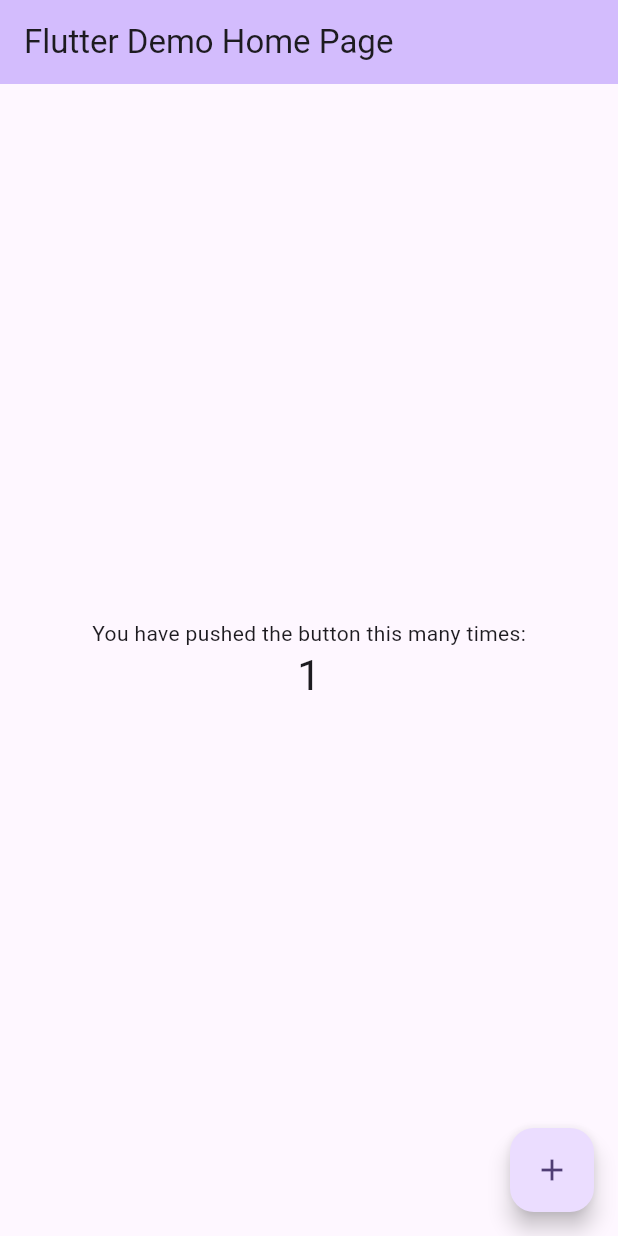
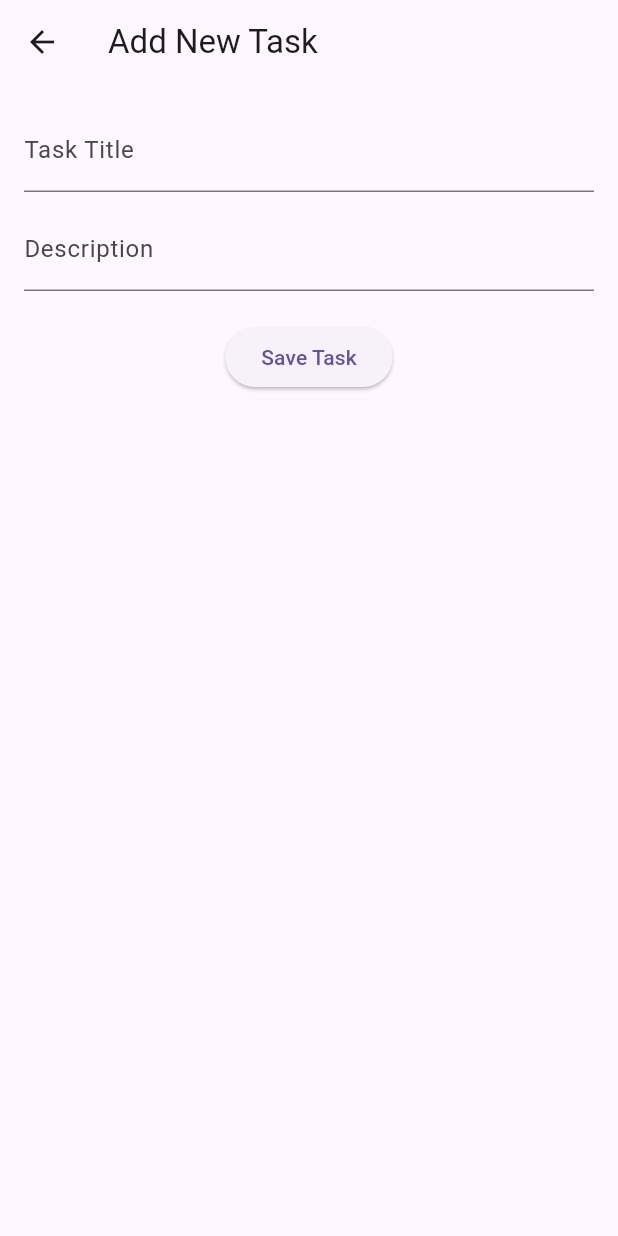
Before and after one commit to jzuber29/provider_1, a Flutter app: the screen it shows after launch, after a tap on the "add" icon, on a phone screen of 412 x 824 dp. Run offline on Flutter 3.47's test engine with Material 3 defaults, Android fonts, the phone set to English and light mode, and no system bars; our stand-ins replace tuple.

Commit message:
Provider_1

```diff
--- a/lib/main.dart
+++ b/lib/main.dart
@@ -1,122 +1,29 @@
 import 'package:flutter/material.dart';
+import 'package:provider/provider.dart';
+import 'providers/task_provider.dart';
+import 'screens/home_screen.dart';
 
 void main() {
-  runApp(const MyApp());
+  runApp(
+    MultiProvider(
+      providers: [
+        ChangeNotifierProvider(create: (_) => TaskProvider()),
+      ],
+      child: const TaskInsightsApp(),
+    ),
+  );
 }
 
-class MyApp extends StatelessWidget {
-  const MyApp({super.key});
+class TaskInsightsApp extends StatelessWidget {
+  const TaskInsightsApp({super.key});
 
-  // This widget is the root of your application.
   @override
   Widget build(BuildContext context) {
     return MaterialApp(
-      title: 'Flutter Demo',
-      theme: ThemeData(
-        // This is the theme of your application.
-        //
-        // TRY THIS: Try running your application with "flutter run". You'll see
-        // the application has a purple toolbar. Then, without quitting the app,
-        // try changing the seedColor in the colorScheme below to Colors.green
-        // and then invoke "hot reload" (save your changes or press the "hot
-        // reload" button in a Flutter-supported IDE, or press "r" if you used
-        // the command line to start the app).
-        //
-        // Notice that the counter didn't reset back to zero; the application
-        // state is not lost during the reload. To reset the state, use hot
-        // restart instead.
-        //
-        // This works for code too, not just values: Most code changes can be
-        // tested with just a hot reload.
-        colorScheme: ColorScheme.fromSeed(seedColor: Colors.deepPurple),
-      ),
-      home: const MyHomePage(title: 'Flutter Demo Home Page'),
+      debugShowCheckedModeBanner: false,
+      title: "Task Insights App",
+      theme: ThemeData(primarySwatch: Colors.indigo),
+      home: const HomeScreen(),
     );
   }
 }
-
-class MyHomePage extends StatefulWidget {
-  const MyHomePage({super.key, required this.title});
-
-  // This widget is the home page of your application. It is stateful, meaning
-  // that it has a State object (defined below) that contains fields that affect
-  // how it looks.
-
-  // This class is the configuration for the state. It holds the values (in this
-  // case the title) provided by the parent (in this case the App widget) and
-  // used by the build method of the State. Fields in a Widget subclass are
-  // always marked "final".
-
-  final String title;
-
-  @override
-  State<MyHomePage> createState() => _MyHomePageState();
-}
-
-class _MyHomePageState extends State<MyHomePage> {
-  int _counter = 0;
-
-  void _incrementCounter() {
-    setState(() {
-      // This call to setState tells the Flutter framework that something has
-      // changed in this State, which causes it to rerun the build method below
-      // so that the display can reflect the updated values. If we changed
-      // _counter without calling setState(), then the build method would not be
-      // called again, and so nothing would appear to happen.
-      _counter++;
-    });
-  }
-
-  @override
-  Widget build(BuildContext context) {
-    // This method is rerun every time setState is called, for instance as done
-    // by the _incrementCounter method above.
-    //
-    // The Flutter framework has been optimized to make rerunning build methods
-    // fast, so that you can just rebuild anything that needs updating rather
-    // than having to individually change instances of widgets.
-    return Scaffold(
-      appBar: AppBar(
-        // TRY THIS: Try changing the color here to a specific color (to
-        // Colors.amber, perhaps?) and trigger a hot reload to see the AppBar
-        // change color while the other colors stay the same.
-        backgroundColor: Theme.of(context).colorScheme.inversePrimary,
-        // Here we take the value from the MyHomePage object that was created by
-        // the App.build method, and use it to set our appbar title.
-        title: Text(widget.title),
-      ),
-      body: Center(
-        // Center is a layout widget. It takes a single child and positions it
-        // in the middle of the parent.
-        child: Column(
-          // Column is also a layout widget. It takes a list of children and
-          // arranges them vertically. By default, it sizes itself to fit its
-          // children horizontally, and tries to be as tall as its parent.
-          //
-          // Column has various properties to control how it sizes itself and
-          // how it positions its children. Here we use mainAxisAlignment to
-          // center the children vertically; the main axis here is the vertical
-          // axis because Columns are vertical (the cross axis would be
-          // horizontal).
-          //
-          // TRY THIS: Invoke "debug painting" (choose the "Toggle Debug Paint"
-          // action in the IDE, or press "p" in the console), to see the
-          // wireframe for each widget.
-          mainAxisAlignment: MainAxisAlignment.center,
-          children: <Widget>[
-            const Text('You have pushed the button this many times:'),
-            Text(
-              '$_counter',
-              style: Theme.of(context).textTheme.headlineMedium,
-            ),
-          ],
-        ),
-      ),
-      floatingActionButton: FloatingActionButton(
-        onPressed: _incrementCounter,
-        tooltip: 'Increment',
-        child: const Icon(Icons.add),
-      ), // This trailing comma makes auto-formatting nicer for build methods.
-    );
-  }
-}
--- /dev/null
+++ b/lib/models/task_model.dart
@@ -0,0 +1,19 @@
+class TaskModel {
+  final String title;
+  final String description;
+  final bool isDone;
+
+  const TaskModel({
+    required this.title,
+    required this.description,
+    this.isDone = false,
+  });
+
+  TaskModel copyWith({String? title, String? description, bool? isDone}) {
+    return TaskModel(
+      title: title ?? this.title,
+      description: description ?? this.description,
+      isDone: isDone ?? this.isDone,
+    );
+  }
+}
--- /dev/null
+++ b/lib/providers/task_provider.dart
@@ -0,0 +1,30 @@
+import 'package:flutter/material.dart';
+import 'package:tuple/tuple.dart';
+import '../models/task_model.dart';
+import '../services/task_service.dart';
+
+class TaskProvider extends ChangeNotifier {
+  final TaskService _service = TaskService();
+  List<TaskModel> _tasks = [];
+  int _computedValue = 0;
+
+  List<TaskModel> get tasks => _tasks;
+  int get computedValue => _computedValue;
+
+  Future<void> loadTasks() async {
+    final Tuple2<List<TaskModel>, int> result = await _service.loadDataWithIsolate();
+    _tasks = result.item1;
+    _computedValue = result.item2;
+    notifyListeners();
+  }
+
+  void addTask(TaskModel task) {
+    _tasks.add(task);
+    notifyListeners();
+  }
+
+  void toggleTask(int index) {
+    _tasks[index] = _tasks[index].copyWith(isDone: !_tasks[index].isDone);
+    notifyListeners();
+  }
+}
--- /dev/null
+++ b/lib/screens/add_task_screen.dart
@@ -0,0 +1,51 @@
+import 'package:flutter/material.dart';
+import 'package:provider/provider.dart';
+import '../providers/task_provider.dart';
+import '../models/task_model.dart';
+
+class AddTaskScreen extends StatefulWidget {
+  const AddTaskScreen({super.key});
+
+  @override
+  State<AddTaskScreen> createState() => _AddTaskScreenState();
+}
+
+class _AddTaskScreenState extends State<AddTaskScreen> {
+  final _titleController = TextEditingController();
+  final _descController = TextEditingController();
+
+  Future<void> _saveTask(BuildContext context) async {
+    if (_titleController.text.isEmpty) return;
+
+    final newTask = TaskModel(
+      title: _titleController.text,
+      description: _descController.text,
+    );
+
+    await Future.delayed(const Duration(seconds: 1)); // async simulation
+    context.read<TaskProvider>().addTask(newTask);
+    Navigator.pop(context);
+  }
+
+  @override
+  Widget build(BuildContext context) {
+    return Scaffold(
+      appBar: AppBar(title: const Text("Add New Task")),
+      body: Padding(
+        padding: const EdgeInsets.all(16.0),
+        child: Column(
+          children: [
+            TextField(controller: _titleController, decoration: const InputDecoration(labelText: "Task Title")),
+            const SizedBox(height: 10),
+            TextField(controller: _descController, decoration: const InputDecoration(labelText: "Description")),
+            const SizedBox(height: 20),
+            ElevatedButton(
+              onPressed: () => _saveTask(context),
+              child: const Text("Save Task"),
+            ),
+          ],
+        ),
+      ),
+    );
+  }
+}
--- /dev/null
+++ b/lib/screens/home_screen.dart
@@ -0,0 +1,52 @@
+import 'package:flutter/material.dart';
+import 'package:provider/provider.dart';
+import '../providers/task_provider.dart';
+import '../models/task_model.dart';
+import 'add_task_screen.dart';
+
+class HomeScreen extends StatelessWidget {
+  const HomeScreen({super.key});
+
+  @override
+  Widget build(BuildContext context) {
+    final provider = context.watch<TaskProvider>(); // shorthand watch
+
+    return Scaffold(
+      appBar: AppBar(
+        title: const Text("Task Insights"),
+        actions: [
+          IconButton(
+            icon: const Icon(Icons.refresh),
+            onPressed: () => context.read<TaskProvider>().loadTasks(), // shorthand read
+          ),
+        ],
+      ),
+      body: provider.tasks.isEmpty
+          ? const Center(child: Text("No tasks yet!"))
+          : ListView.builder(
+              itemCount: provider.tasks.length,
+              itemBuilder: (_, i) {
+                final task = provider.tasks[i];
+                return ListTile(
+                  title: Text(task.title),
+                  subtitle: Text(task.description),
+                  trailing: Selector<TaskProvider, bool>(
+                    selector: (_, p) => p.tasks[i].isDone,
+                    builder: (_, isDone, __) => Checkbox(
+                      value: isDone,
+                      onChanged: (_) => context.read<TaskProvider>().toggleTask(i),
+                    ),
+                  ),
+                );
+              },
+            ),
+      floatingActionButton: FloatingActionButton(
+        onPressed: () => Navigator.push(
+          context,
+          MaterialPageRoute(builder: (_) => const AddTaskScreen()),
+        ),
+        child: const Icon(Icons.add),
+      ),
+    );
+  }
+}
--- /dev/null
+++ b/lib/services/task_service.dart
@@ -0,0 +1,31 @@
+import 'dart:async';
+import 'dart:isolate';
+import 'package:tuple/tuple.dart';
+import '../models/task_model.dart';
+
+class TaskService {
+  // Simulate fetching tasks asynchronously
+  Future<List<TaskModel>> fetchTasks() async {
+    return await Future.delayed(const Duration(seconds: 2), () {
+      return [
+        TaskModel(title: "Study Flutter", description: "3 hours of practice"),
+        TaskModel(title: "Team Meeting", description: "At 4 PM"),
+      ];
+    });
+  }
+
+  // Example of using isolate for heavy computation
+  static void _heavyTask(SendPort sendPort) {
+    final total = List.generate(5000, (i) => i).reduce((a, b) => a + b);
+    sendPort.send(total);
+  }
+
+  Future<Tuple2<List<TaskModel>, int>> loadDataWithIsolate() async {
+    final receivePort = ReceivePort();
+    await Isolate.spawn(_heavyTask, receivePort.sendPort);
+    final sum = await receivePort.first as int;
+
+    final tasks = await fetchTasks();
+    return Tuple2(tasks, sum);
+  }
+}
```
